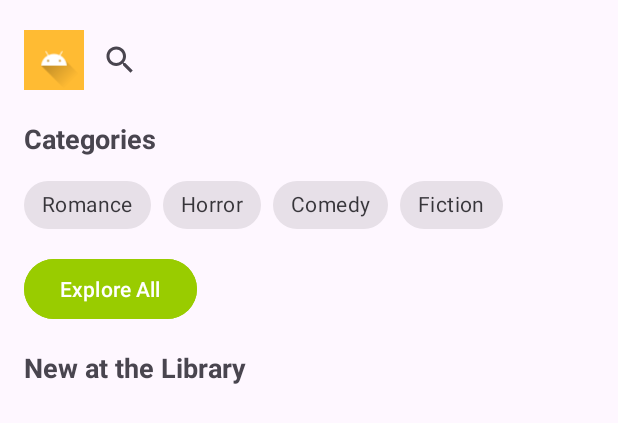
After one commit to surya-tinus/ProjectGroup7, an Android app: the layout fragment_home.xml on its own in the app's theme, with its tools: preview values and no code run, on a phone screen of 412 x 824 dp. The commit adds this screen. Shown: the top 423 px of the screen. Run offline under Robolectric (Android 15) with nearby library versions, the phone set to English and light mode, and no system bars.

Commit message:
Commit 1 - Bentuk awal homepage

```diff
--- a/app/build.gradle.kts
+++ b/app/build.gradle.kts
@@ -45,4 +45,8 @@ dependencies {
     testImplementation(libs.junit)
     androidTestImplementation(libs.androidx.junit)
     androidTestImplementation(libs.androidx.espresso.core)
+    implementation("com.github.bumptech.glide:glide:4.14.2")
+    implementation ("androidx.navigation:navigation-fragment-ktx:2.7.7")
+    implementation ("androidx.navigation:navigation-ui-ktx:2.7.7")
+
 }
--- /dev/null
+++ b/app/src/main/res/drawable/ic_profile.xml
@@ -0,0 +1,5 @@
+<vector xmlns:android="http://schemas.android.com/apk/res/android" android:height="24dp" android:tint="#000000" android:viewportHeight="960" android:viewportWidth="960" android:width="24dp">
+
+    <path android:fillColor="@android:color/white" android:pathData="M200,760L200,760Q200,760 200,760Q200,760 200,760L200,200Q200,200 200,200Q200,200 200,200L200,200Q200,200 200,200Q200,200 200,200L200,379Q200,370 200,365Q200,360 200,360Q200,360 200,412.5Q200,465 200,540Q200,563 200,585Q200,607 200,627Q200,644 200,675Q200,706 200,760ZM280,520L501,520Q503,498 511,478Q519,458 531,440L280,440L280,520ZM280,680L437,680Q454,660 476,647.5Q498,635 522,627Q518,621 515,614Q512,607 510,600L280,600L280,680ZM280,360L680,360Q680,360 680,360Q680,360 680,360L680,280L280,280L280,360ZM200,840Q167,840 143.5,816.5Q120,793 120,760L120,200Q120,167 143.5,143.5Q167,120 200,120L760,120Q793,120 816.5,143.5Q840,167 840,200L840,458Q826,432 806,412Q786,392 760,379L760,200Q760,200 760,200Q760,200 760,200L200,200Q200,200 200,200Q200,200 200,200L200,760Q200,760 200,760Q200,760 200,760L402,760Q401,766 400.5,772Q400,778 400,784L400,840L200,840ZM680,640Q638,640 609,611Q580,582 580,540Q580,498 609,469Q638,440 680,440Q722,440 751,469Q780,498 780,540Q780,582 751,611Q722,640 680,640ZM480,840L480,784Q480,760 492.5,739.5Q505,719 528,710Q564,695 602.5,687.5Q641,680 680,680Q719,680 757.5,687.5Q796,695 832,710Q855,719 867.5,739.5Q880,760 880,784L880,840L480,840Z"/>
+
+</vector>
--- /dev/null
+++ b/app/src/main/res/drawable/ic_search.xml
@@ -0,0 +1,5 @@
+<vector xmlns:android="http://schemas.android.com/apk/res/android" android:height="24dp" android:tint="#000000" android:viewportHeight="960" android:viewportWidth="960" android:width="24dp">
+
+    <path android:fillColor="@android:color/white" android:pathData="M440,400Q473,400 496.5,376.5Q520,353 520,320Q520,287 496.5,263.5Q473,240 440,240Q407,240 383.5,263.5Q360,287 360,320Q360,353 383.5,376.5Q407,400 440,400ZM440,560Q485,560 524.5,541Q564,522 593,487Q558,464 519.5,452Q481,440 440,440Q399,440 360.5,452Q322,464 287,487Q316,522 355.5,541Q395,560 440,560ZM824,840L636,652Q595,684 545.5,702Q496,720 440,720Q306,720 213,627Q120,534 120,400Q120,266 213,173Q306,80 440,80Q574,80 667,173Q760,266 760,400Q760,456 742,505.5Q724,555 692,596L880,784L824,840ZM440,640Q540,640 610,570Q680,500 680,400Q680,300 610,230Q540,160 440,160Q340,160 270,230Q200,300 200,400Q200,500 270,570Q340,640 440,640ZM440,400Q440,400 440,400Q440,400 440,400Q440,400 440,400Q440,400 440,400Q440,400 440,400Q440,400 440,400Q440,400 440,400Q440,400 440,400Z"/>
+
+</vector>
--- /dev/null
+++ b/app/src/main/res/layout/fragment_home.xml
@@ -0,0 +1,92 @@
+<LinearLayout xmlns:android="http://schemas.android.com/apk/res/android"
+    xmlns:app="http://schemas.android.com/apk/res-auto"
+    android:layout_width="match_parent"
+    android:layout_height="match_parent"
+    android:orientation="vertical"
+    android:padding="16dp">
+
+    <!-- Search Section -->
+    <LinearLayout
+        android:layout_width="match_parent"
+        android:layout_height="wrap_content"
+        android:orientation="horizontal"
+        android:gravity="center_vertical">
+
+        <ImageView
+            android:layout_width="40dp"
+            android:layout_height="40dp"
+            android:src="@drawable/ic_launcher_foreground"
+            android:background="@android:color/holo_orange_light" />
+
+        <SearchView
+            android:id="@+id/search_bar"
+            android:layout_width="0dp"
+            android:layout_height="wrap_content"
+            android:layout_weight="1"
+            android:queryHint="@string/search_hint" />
+    </LinearLayout>
+
+    <!-- Categories -->
+    <TextView
+        android:layout_width="wrap_content"
+        android:layout_height="wrap_content"
+        android:text="@string/categories"
+        android:textStyle="bold"
+        android:textSize="18sp"
+        android:layout_marginTop="16dp"/>
+
+    <com.google.android.material.chip.ChipGroup
+        android:id="@+id/chip_group"
+        android:layout_width="match_parent"
+        android:layout_height="wrap_content"
+        app:singleSelection="true"
+        android:layout_marginTop="8dp">
+
+        <com.google.android.material.chip.Chip
+            android:layout_width="wrap_content"
+            android:layout_height="wrap_content"
+            android:text="@string/romance"
+            style="@style/Widget.MaterialComponents.Chip.Choice"/>
+
+        <com.google.android.material.chip.Chip
+            android:layout_width="wrap_content"
+            android:layout_height="wrap_content"
+            android:text="@string/horror"
+            style="@style/Widget.MaterialComponents.Chip.Choice"/>
+
+        <com.google.android.material.chip.Chip
+            android:layout_width="wrap_content"
+            android:layout_height="wrap_content"
+            android:text="@string/comedy"
+            style="@style/Widget.MaterialComponents.Chip.Choice"/>
+
+        <com.google.android.material.chip.Chip
+            android:layout_width="wrap_content"
+            android:layout_height="wrap_content"
+            android:text="@string/fiction"
+            style="@style/Widget.MaterialComponents.Chip.Choice"/>
+    </com.google.android.material.chip.ChipGroup>
+
+    <Button
+        android:id="@+id/btn_explore"
+        android:layout_width="wrap_content"
+        android:layout_height="wrap_content"
+        android:text="@string/explore_all"
+        android:backgroundTint="@android:color/holo_green_light"
+        android:layout_marginTop="8dp"/>
+
+    <!-- New at the Library -->
+    <TextView
+        android:layout_width="wrap_content"
+        android:layout_height="wrap_content"
+        android:text="@string/new_at_the_library"
+        android:textStyle="bold"
+        android:textSize="18sp"
+        android:layout_marginTop="16dp"/>
+
+    <androidx.recyclerview.widget.RecyclerView
+        android:id="@+id/rv_new_books"
+        android:layout_width="match_parent"
+        android:layout_height="wrap_content"
+        android:layout_marginTop="8dp"/>
+</LinearLayout>
--- a/app/src/main/res/values/strings.xml
+++ b/app/src/main/res/values/strings.xml
@@ -1,3 +1,12 @@
 <resources>
     <string name="app_name">Project Group 7</string>
+    <string name="hello_blank_fragment">Hello blank fragment</string>
+    <string name="categories">Categories</string>
+    <string name="new_at_the_library">New at the Library</string>
+    <string name="explore_all">Explore All</string>
+    <string name="romance">Romance</string>
+    <string name="horror">Horror</string>
+    <string name="comedy">Comedy</string>
+    <string name="fiction">Fiction</string>
+    <string name="search_hint">Search book…</string>
 </resources>
```
Also changed, not shown: app/src/main/java/com/example/projectgroup7/Book.kt (added, +7 -0 lines), app/src/main/java/com/example/projectgroup7/BookAdapter.kt (added, +37 -0 lines), app/src/main/java/com/example/projectgroup7/BorrowedFragment.kt (added, +59 -0 lines), app/src/main/java/com/example/projectgroup7/DetailFragment.kt (added, +59 -0 lines), app/src/main/java/com/example/projectgroup7/HomeFragment.kt (added, +53 -0 lines), app/src/main/java/com/example/projectgroup7/MainActivity.kt (+13 -6 lines), app/src/main/java/com/example/projectgroup7/ProfileFragment.kt (added, +59 -0 lines), app/src/main/res/layout/activity_main.xml (+19 -14 lines), app/src/main/res/layout/fragment_borrowed.xml (added, +14 -0 lines), app/src/main/res/layout/fragment_detail.xml (added, +14 -0 lines), app/src/main/res/layout/fragment_profile.xml (added, +14 -0 lines), app/src/main/res/layout/item_book.xml (added, +22 -0 lines), app/src/main/res/navigation/bottom_nav_menu.xml (added, +18 -0 lines), app/src/main/res/navigation/nav_graph.xml (added, +26 -0 lines).
